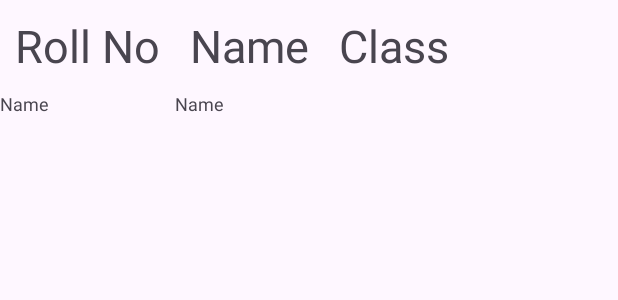
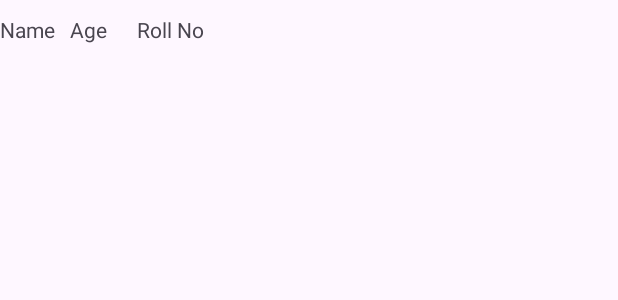
Before and after one commit to ranjit485/AndroidPracticals, an Android app: the layout pr_6_e_1.xml on its own in the app's theme, with its tools: preview values and no code run, on a phone screen of 412 x 824 dp. Shown: the top 300 px of the screen. Run offline under Robolectric (Android 15) with nearby library versions, the phone set to English and light mode, and no system bars.

Commit message:
table question added

```diff
--- a/app/src/main/java/com/example/practicalmad/MainActivity.java
+++ b/app/src/main/java/com/example/practicalmad/MainActivity.java
@@ -9,6 +9,8 @@ public class MainActivity extends AppCompatActivity {
     @Override
     protected void onCreate(Bundle savedInstanceState) {
         super.onCreate(savedInstanceState);
-        setContentView(R.layout.pr_5_e_2);
+        setContentView(R.layout.pr_6_e_1);
+
+
     }
 }
--- a/app/src/main/res/layout/pr_6_e_1.xml
+++ b/app/src/main/res/layout/pr_6_e_1.xml
@@ -1,42 +1,24 @@
 <?xml version="1.0" encoding="utf-8"?>
-<TableLayout xmlns:android="http://schemas.android.com/apk/res/android"
+<LinearLayout xmlns:android="http://schemas.android.com/apk/res/android"
     android:layout_width="match_parent"
     android:layout_height="match_parent">
+
+    <TableLayout
+        android:layout_width="wrap_content"
+        android:layout_height="wrap_content"
+        android:id="@+id/table">
         <TableRow>
             <TextView
-        android:layout_height="wrap_content"
-        android:layout_width="wrap_content"
-        android:layout_margin="10dp"
-        android:textSize="30sp"
-        android:text="Roll No">
-    </TextView>
-    <TextView
-        android:layout_height="wrap_content"
-        android:layout_width="wrap_content"
-        android:layout_margin="10dp"
-        android:textSize="30dp"
                 android:text="Name">
             </TextView>
             <TextView
-        android:layout_height="wrap_content"
-        android:layout_width="wrap_content"
-        android:layout_margin="10dp"
-        android:textSize="30dp"
-        android:text="Class">
-    </TextView>
-</TableRow>
-    <TableRow>
-        <TextView
-            android:layout_height="wrap_content"
-            android:layout_width="wrap_content"
-            android:textSize="12sp"
-            android:text="Name">
+                android:padding="10dp"
+                android:text="Age">
             </TextView>
             <TextView
-            android:layout_height="wrap_content"
-            android:layout_width="wrap_content"
-            android:textSize="12sp"
-            android:text="Name">
+                android:padding="10dp"
+                android:text="Roll No">
             </TextView>
         </TableRow>
     </TableLayout>
+</LinearLayout>
```
Also changed, not shown: app/src/main/java/com/example/practicalmad/table.java (added, +36 -0 lines). Lines whose indentation alone changed are shown as unchanged.
